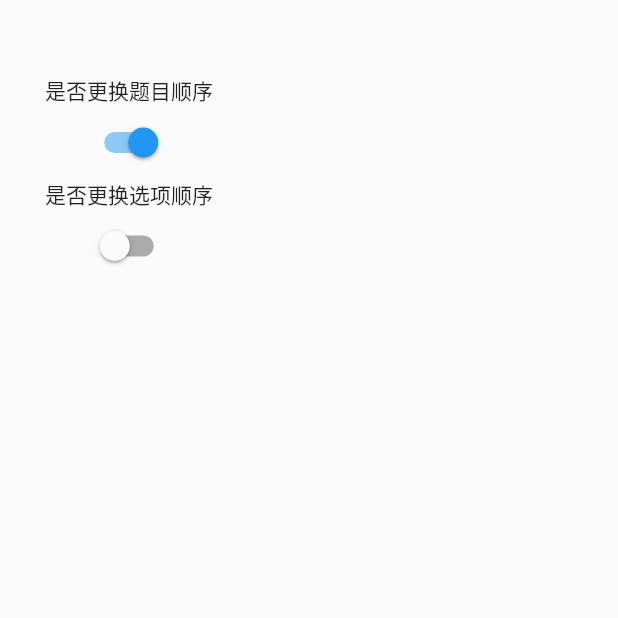
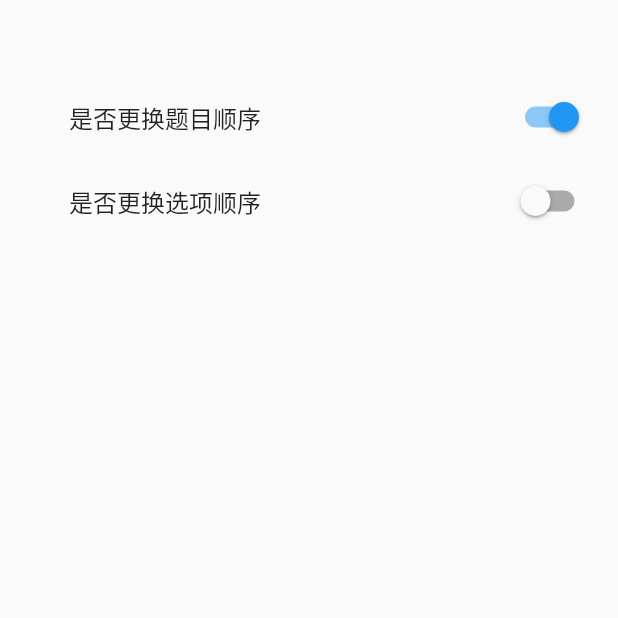
Before and after one commit to LuoYiHao/flutter_ask_answer_game, a Flutter app: the Settings screen opened directly, on a phone screen of 412 x 824 dp, the top half of it. Run offline on Flutter 3.47's test engine with Material 2 defaults, Android fonts, the phone set to English and light mode, and no system bars; our stand-ins replace fluttertoast, shared_preferences; accounts and stored records are empty.

```diff
--- a/lib/page/settings.dart
+++ b/lib/page/settings.dart
@@ -17,9 +17,9 @@ class _SettingsState extends State<Settings> {
         margin: EdgeInsets.fromLTRB(30, 50, 0, 0),
         child: Column(
           children: [
-            Text('是否更换题目顺序'),
-            Switch(
+            SwitchListTile(
               value: isChangeQuizOrder,
+              title: Text('是否更换题目顺序'),
               onChanged: (value){
                 setState(() {
                   isChangeQuizOrder = value;
@@ -27,9 +27,9 @@ class _SettingsState extends State<Settings> {
                 });
               }
             ),
-            Text('是否更换选项顺序'),
-            Switch(
+            SwitchListTile(
               value: isChangeOptionOrder,
+              title: Text('是否更换选项顺序'),
               onChanged: (value){
                 setState(() {
                   isChangeOptionOrder = value;
```
Also changed, not shown: 1 other file.
